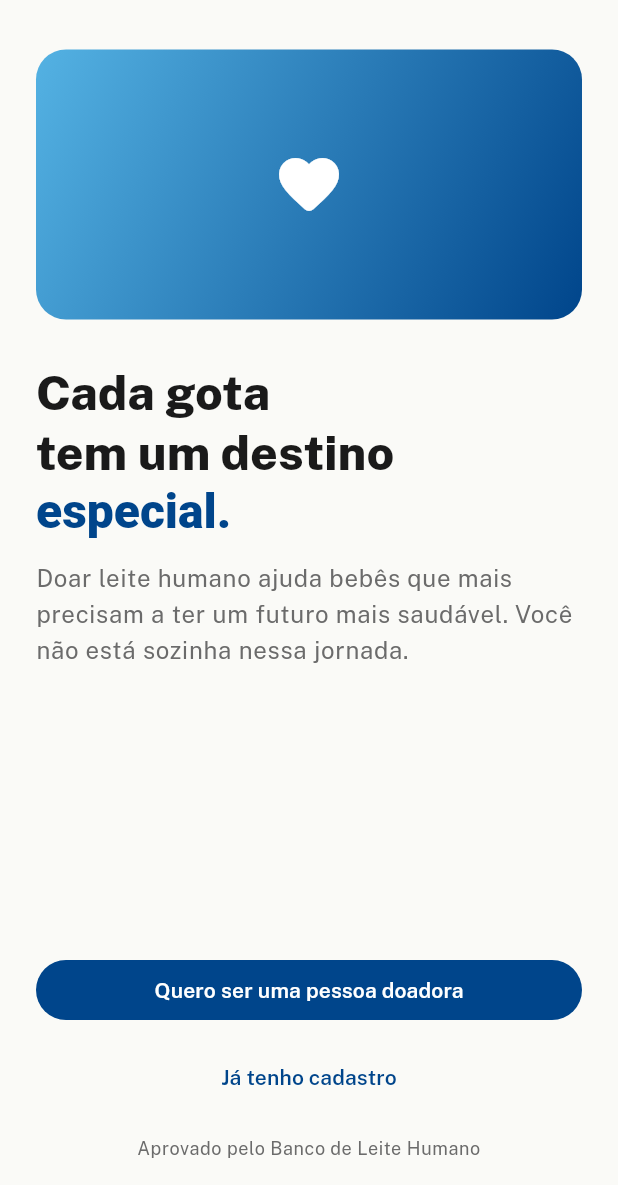
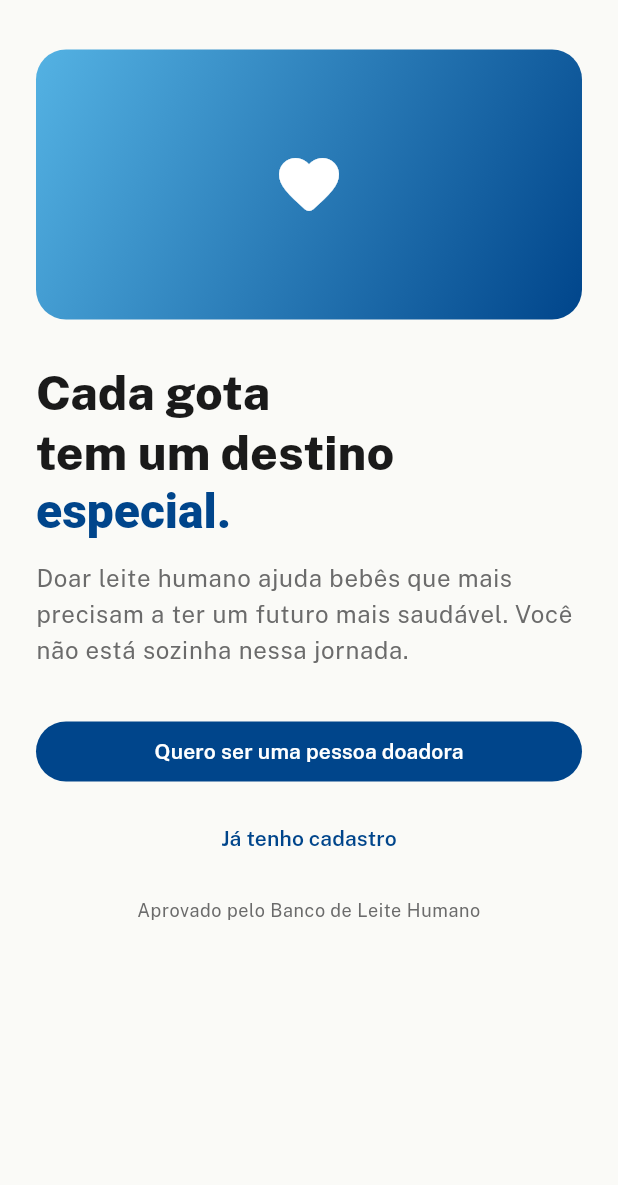
Before and after one commit to Fiszbejn/LactareConnect-App, a Flutter app: the screen it shows after launch, on a phone screen of 412 x 824 dp, the part 51-1236 px from its top. Run offline on Flutter 3.47's test engine with Material 3 defaults, Android fonts, the phone set to English and light mode, and no system bars; our stand-ins replace dio, file_picker, flutter_map, flutter_riverpod, flutter_secure_storage, geolocator and 4 more.

Commit message:
Corrige overflow de layout nas telas de Welcome e Login
Achados incidentalmente enquanto testava a feature Doacao no Chrome
(viewport de celular real, nao o padrao de teste que mascara isso):

- welcome_screen: Column com Spacer nao cabia em telas baixas sem
  scroll, estourando o layout. Envolve o conteudo num
  SingleChildScrollView e troca o Spacer por um espacamento fixo (troca
  o efeito "botoes colados no rodape" por um espacamento constante, mas
  elimina o overflow em qualquer altura de tela).
- login_screen: a linha "Ainda nao e uma pessoa doadora? Cadastre-se"
  estourava horizontalmente em telas mais estreitas (sem Expanded/Wrap).
  Envolve o texto num Flexible pra quebrar linha em vez de estourar.

Co-Authored-By: Claude Sonnet 5 <noreply@anthropic.com>

```diff
--- a/lib/features/auth/presentation/welcome_screen.dart
+++ b/lib/features/auth/presentation/welcome_screen.dart
@@ -19,7 +19,11 @@ class WelcomeScreen extends StatelessWidget {
       body: SafeArea(
         child: Padding(
           padding: const EdgeInsets.fromLTRB(24, 8, 24, 0),
-          child: Column(
+          // Em telas baixas o conteúdo (hero + textos + botões) não cabe de
+          // uma vez — sem scroll, isso estourava o layout (RenderFlex
+          // overflow) em vez de simplesmente rolar.
+          child: SingleChildScrollView(
+            child: Column(
             crossAxisAlignment: CrossAxisAlignment.stretch,
             children: [
               Row(
@@ -55,7 +59,7 @@ class WelcomeScreen extends StatelessWidget {
                 'futuro mais saudável. Você não está sozinha nessa jornada.',
                 style: textTheme.bodyLarge?.copyWith(color: AppColors.muted),
               ),
-              const Spacer(),
+              const SizedBox(height: 32),
               FilledButton(
                 onPressed: () => context.go(AppRoutes.cadastro),
                 child: const Text('Quero ser uma pessoa doadora'),
@@ -73,6 +77,7 @@ class WelcomeScreen extends StatelessWidget {
               ),
               const SizedBox(height: 16),
             ],
+            ),
           ),
         ),
       ),
```
Also changed, not shown: lib/features/auth/presentation/login_screen.dart (+9 -4 lines).
